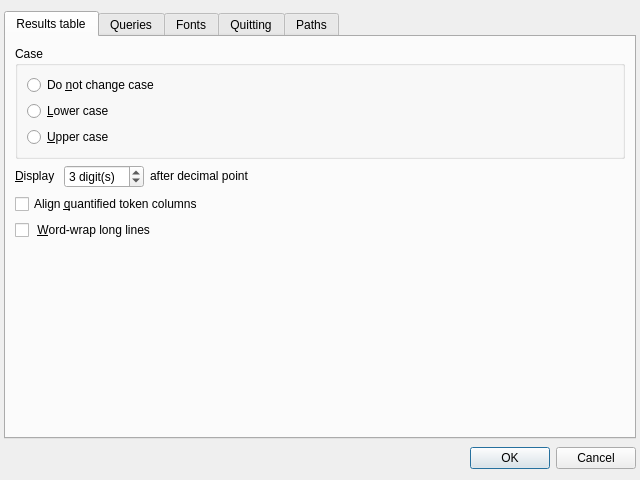
gkunter/coquery, file coquery/gui/ui/settings.ui: the form before one commit.
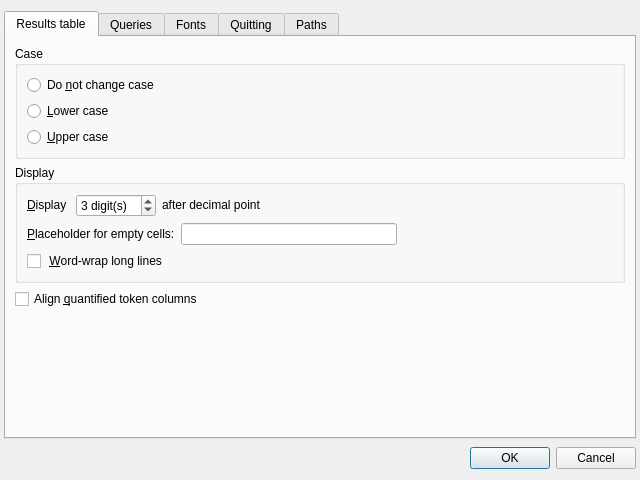
The form after the commit. Icons and pictures are not drawn.

Commit message: Add settings for na_string and drop_on_na options

```diff
--- a/coquery/gui/ui/settings.ui
+++ b/coquery/gui/ui/settings.ui
@@ -70,6 +70,12 @@
         </widget>
        </item>
        <item>
+        <widget class="QGroupBox" name="groupBox">
+         <property name="title">
+          <string>Display</string>
+         </property>
+         <layout class="QVBoxLayout" name="verticalLayout_7">
+          <item>
         <layout class="QHBoxLayout" name="horizontalLayout">
          <item>
           <widget class="QLabel" name="label_3">
@@ -132,11 +138,34 @@
         </layout>
        </item>
        <item>
-        <widget class="QCheckBox" name="check_align_quantified">
+           <layout class="QHBoxLayout" name="horizontalLayout_7">
+            <item>
+             <widget class="QLabel" name="label_13">
          <property name="text">
-          <string>Align &amp;quantified token columns</string>
-         </property>
-        </widget>
+               <string>&amp;Placeholder for empty cells:</string>
+              </property>
+              <property name="buddy">
+               <cstring>edit_na_string</cstring>
+              </property>
+             </widget>
+            </item>
+            <item>
+             <widget class="QLineEdit" name="edit_na_string"/>
+            </item>
+            <item>
+             <spacer name="horizontalSpacer_6">
+              <property name="orientation">
+               <enum>Qt::Horizontal</enum>
+              </property>
+              <property name="sizeHint" stdset="0">
+               <size>
+                <width>40</width>
+                <height>20</height>
+               </size>
+              </property>
+             </spacer>
+            </item>
+           </layout>
        </item>
        <item>
         <widget class="QCheckBox" name="check_word_wrap">
@@ -145,6 +174,16 @@
          </property>
         </widget>
        </item>
+         </layout>
+        </widget>
+       </item>
+       <item>
+        <widget class="QCheckBox" name="check_align_quantified">
+         <property name="text">
+          <string>Align &amp;quantified token columns</string>
+         </property>
+        </widget>
+       </item>
        <item>
         <spacer name="verticalSpacer_2">
          <property name="orientation">
```
Left out of the diff: 34 changed lines with no effect on the pictures. Lines whose indentation alone changed are shown as unchanged. The commit also changes 2 other files.
